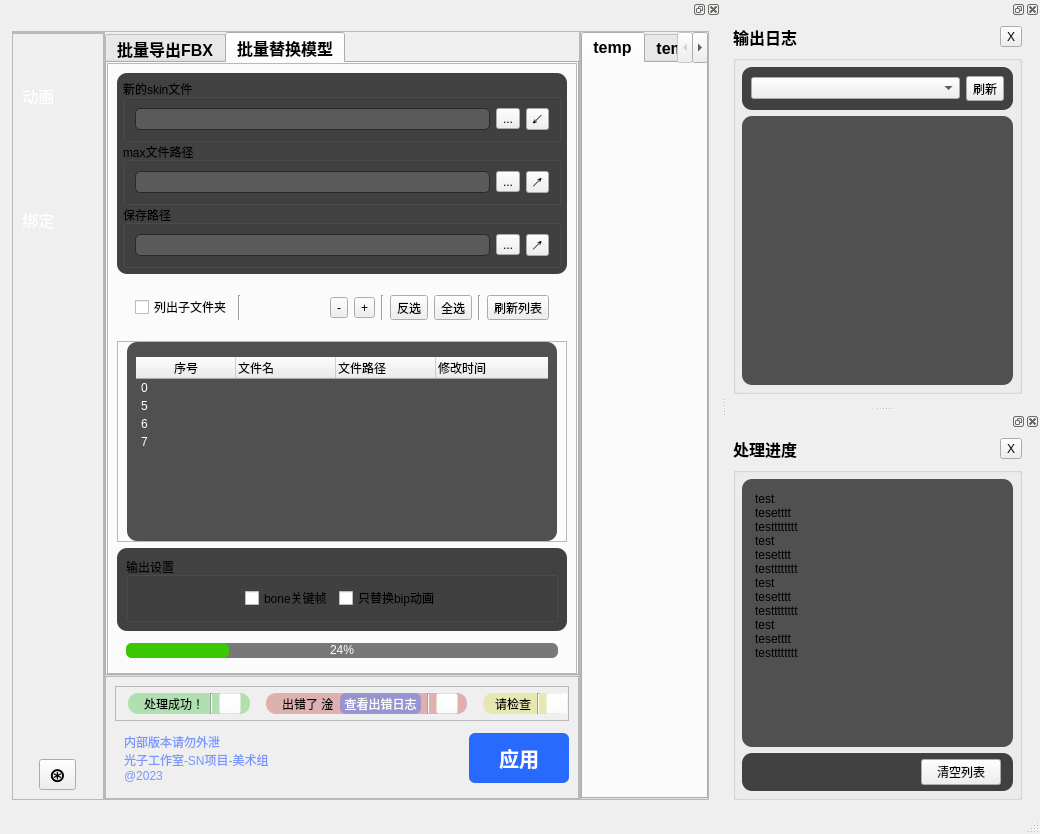
xyg1973/PoseLibrary, file temp/bath_tool/bath_tool.ui: the form before one commit.
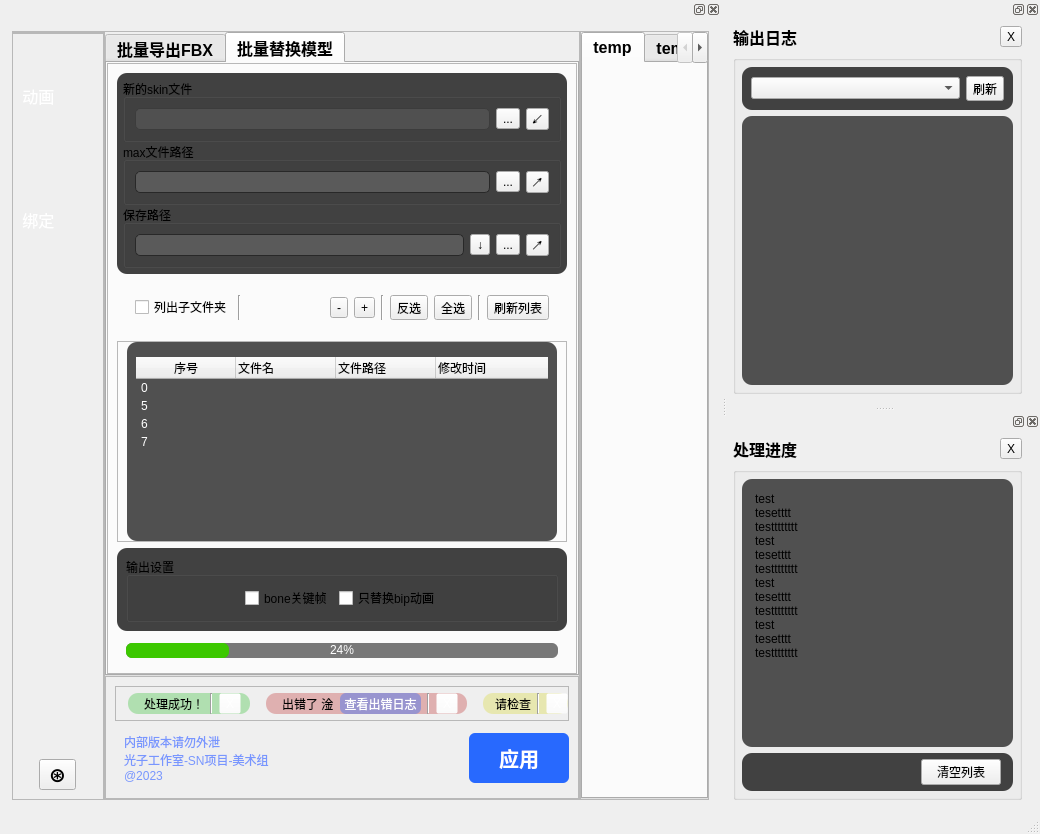
The form after the commit. The open tabs and pages were chosen to show the change.

Diff of the .ui file:
```diff
--- a/temp/bath_tool/bath_tool.ui
+++ b/temp/bath_tool/bath_tool.ui
@@ -1420,42 +1420,14 @@
                             </property>
                             <property name="styleSheet">
                              <string notr="true">QLineEdit{
-background-color:rgb(90, 90, 90);
+background-color:rgb(80, 80, 80);
 color:rgb(255, 255, 255);
 border-radius: 5px; 
-border: 1px solid rgb(40, 40, 40);
+border: 1px solid rgb(60, 60, 60);
 padding: 2px;
 }
 
-QLineEdit:hover {
-background-color:rgb(100, 100, 100);
-color:rgb(255, 255, 255);
-border-radius: 5px; 
-border: 1px solid rgb(150, 150, 150);
-padding: 2px;
-}
-QLineEdit:pressed {
-background-color:rgb(110, 110, 110);
-color:rgb(255, 255, 255);
-border-radius: 5px; 
-border: 1px solid rgb(70, 70, 70);
-padding: 2px;
-}
-
-QLineEdit:nameEdit {
-background-color:rgb(225, 225, 225);
-color:rgb(255, 255, 255);
-border-radius: 5px; 
-border: 1px solid rgb(70, 70, 70);
-padding: 2px;
-}
-QLineEdit:read-only{
-background-color:rgb(225, 225, 225);
-color:rgb(255, 255, 255);
-border-radius: 5px; 
-border: 1px solid rgb(70, 70, 70);
-padding: 2px;
-}</string>
+</string>
                             </property>
                             <property name="text">
                              <string/>
@@ -1609,6 +1581,22 @@
                             </property>
                            </widget>
                           </item>
+                          <item>
+                           <widget class="QToolButton" name="BtnA_svae_path_auto">
+                            <property name="font">
+                             <font>
+                              <weight>75</weight>
+                              <bold>true</bold>
+                             </font>
+                            </property>
+                            <property name="toolTip">
+                             <string>自动填写路径</string>
+                            </property>
+                            <property name="text">
+                             <string>↓</string>
+                            </property>
+                           </widget>
+                          </item>
                           <item>
                            <widget class="QToolButton" name="BtnA_svae_path">
                             <property name="toolTip">
```
Left out of the diff: 26 changed lines with no effect on the pictures.
